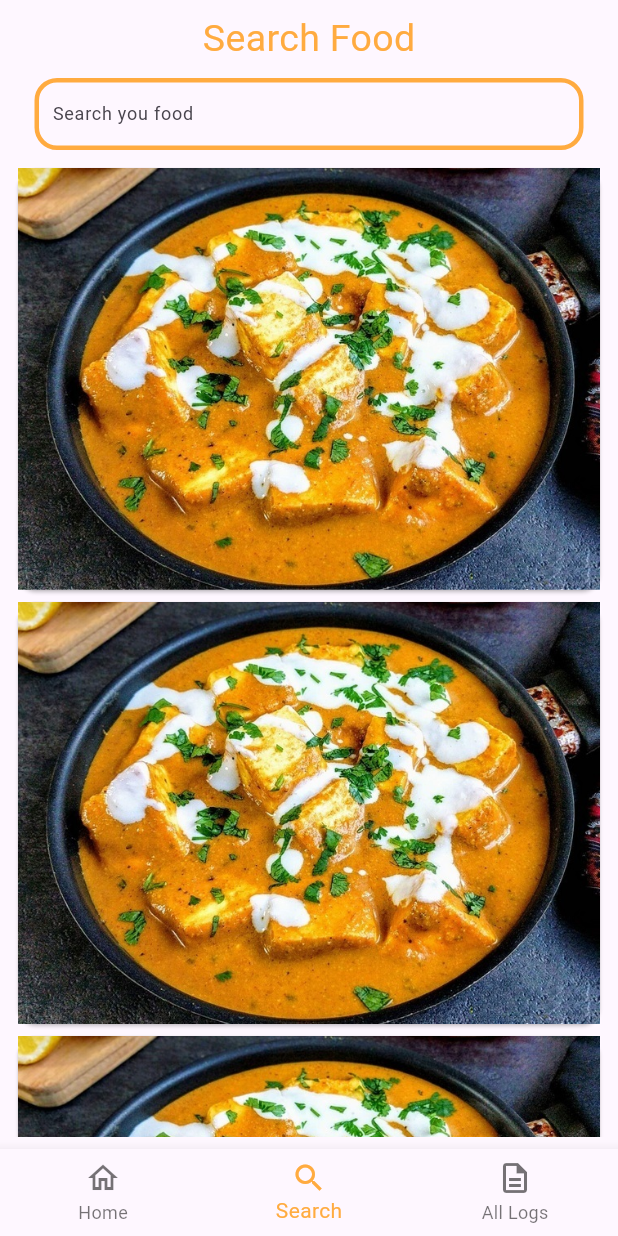
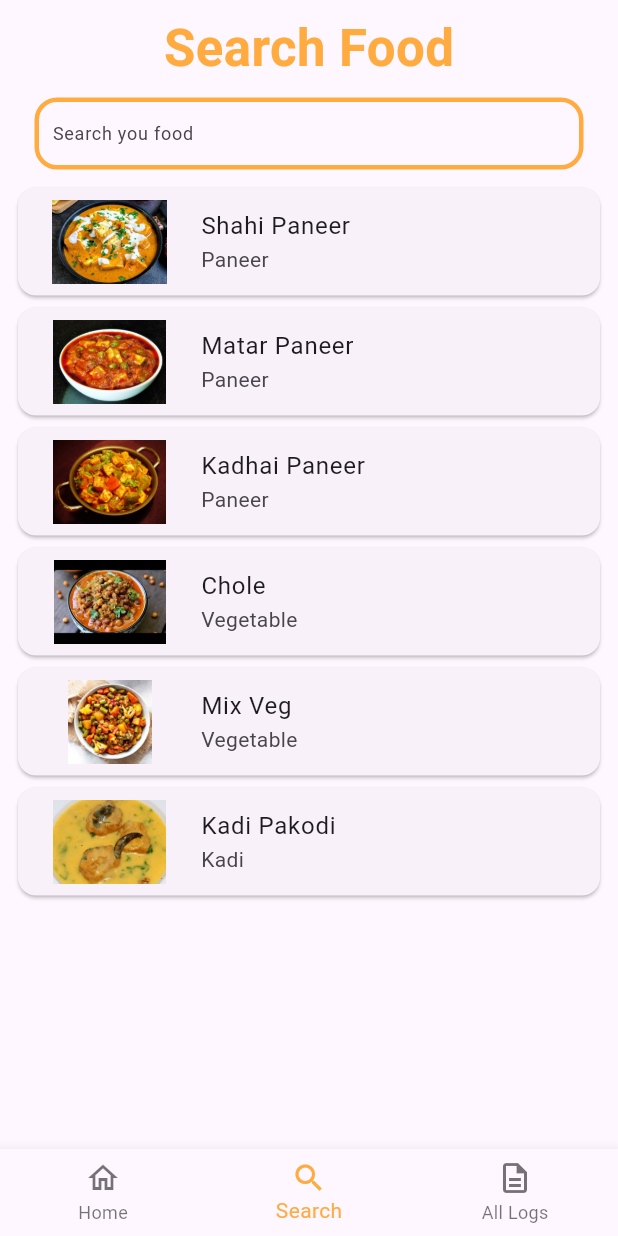
Before and after one commit to Tanujs1994/Calorie-app, a Flutter app: the screen it shows after launch, item 2 of the bottom bar chosen, on a phone screen of 412 x 824 dp. Run offline on Flutter 3.47's test engine with Material 2 defaults, Android fonts, the phone set to English and light mode, and no system bars.

Commit message:
craete TanujCalorieLogCard

```diff
--- a/lib/Searchfood.dart
+++ b/lib/Searchfood.dart
@@ -10,7 +10,8 @@ class TanujSearchFood extends StatelessWidget {
       padding: const EdgeInsets.all(8.0),
       child: Column(
         children: [
-          const Text('Search Food', style: TextStyle(fontSize: 25, color: Colors.orangeAccent),),
+          const Text('Search Food', style: TextStyle(fontSize: 34,
+            fontWeight: FontWeight.bold,color: Colors.orangeAccent),),
           Padding(
             padding: const EdgeInsets.symmetric(horizontal: 15,vertical: 8),
             child: TextField(
@@ -28,7 +29,7 @@ class TanujSearchFood extends StatelessWidget {
             ),
                   ),
           ),
-          TanujDishItem(),
+          TanujDishList(),
         ],
 
       ),
--- /dev/null
+++ b/lib/dishitem.dart
@@ -0,0 +1,19 @@
+import 'package:flutter/material.dart';
+
+class MyDishItemCard extends StatelessWidget {
+  final String imagePath;
+  final String cardTitle;
+  final String cardSubtitle;
+  const MyDishItemCard({super.key, required this.imagePath, required this.cardTitle, required this.cardSubtitle});
+
+  @override
+  Widget build(BuildContext context) {
+    return Card(
+            child: ListTile(
+              leading: Image.asset(imagePath, width:90,),
+              title: Text(cardTitle),
+              subtitle: Text('$cardSubtitle'),
+            ),
+          );
+  }
+}
--- a/lib/dishlist.dart
+++ b/lib/dishlist.dart
@@ -1,25 +1,101 @@
-// ignore_for_file: prefer_const_literals_to_create_immutables
+// ignore_for_file: prefer_const_literals_to_create_immutables, prefer_const_constructors
 
 import 'package:flutter/material.dart';
+import 'package:flutter_application_1/dishitem.dart';
 
-class TanujDishItem extends StatelessWidget {
-  const TanujDishItem({super.key});
+class TanujDishList extends StatelessWidget {
+  const TanujDishList({super.key});
 
   @override
   Widget build(BuildContext context) {
     return  Expanded(
       child: ListView(
-        scrollDirection: Axis.vertical,
         children: [
-           Card(
-            child: ClipRRect(child: Image.asset('assets/images/shahipaneer.jpg')),
-          ),
-           Card(
-            child: Image.asset('assets/images/shahipaneer.jpg'),
-          ),
-           Card(
-            child: Image.asset('assets/images/shahipaneer.jpg'),
-          )
+          const MyDishItemCard(imagePath: 'assets/images/shahipaneer.jpg' ,
+          cardTitle: 'Shahi Paneer',
+          cardSubtitle: 'Paneer'),
+
+          const MyDishItemCard(imagePath: 'assets/images/matarpaneer.jpg' ,
+          cardTitle: ('Matar Paneer'),
+          cardSubtitle: 'Paneer'),
+
+          MyDishItemCard(imagePath: 'assets/images/kadhaipaneer.jpg' ,
+          cardTitle: 'Kadhai Paneer',
+          cardSubtitle: 'Paneer'),
+
+          MyDishItemCard(imagePath: 'assets/images/chole.jpg' ,
+          cardTitle: 'Chole',
+          cardSubtitle: 'Vegetable'),
+
+          MyDishItemCard(imagePath: 'assets/images/mixveg.jpg' ,
+          cardTitle: 'Mix Veg',
+          cardSubtitle: 'Vegetable'),
+
+          MyDishItemCard(imagePath: 'assets/images/kadipakodi.jpg' ,
+          cardTitle: 'Kadi Pakodi',
+          cardSubtitle: 'Kadi'),
+
+          //  MyDishItemCard(imagePath: 'assets/images/shahipaneer.jpg' ,
+          // cardTitle: 'Shahi Paneer',
+          // cardSubtitle: 'Paneer'),
+
+          //  MyDishItemCard(imagePath: 'assets/images/shahipaneer.jpg' ,
+          // cardTitle: 'Shahi Paneer',
+          // cardSubtitle: 'Paneer'),
+
+          //  MyDishItemCard(imagePath: 'assets/images/shahipaneer.jpg' ,
+          // cardTitle: 'Shahi Paneer',
+          // cardSubtitle: 'Paneer'),
+
+          // Card(
+          //   child: ListTile(
+          //     leading: Image.asset('assets/images/mixveg.jpg'),
+          //     title: Text('Mix Veg'),
+          //     subtitle: Text('vegetable'),
+          //   ),
+          // ),
+          //  Card(
+          //   child: ListTile(
+          //     leading: Image.asset('assets/images/chole.jpg'),
+          //     title: Text('Chole'),
+          //     subtitle: Text('vegetable'),
+          //   ),
+          // ),
+          //   Card(
+          //   child: ListTile(
+          //     leading: Image.asset('assets/images/kadhaipaneer.jpg'),
+          //     title: Text('Kadhai Paneer'),
+          //     subtitle: Text('Paneer'),
+          //   ),
+          // ),
+          //   Card(
+          //   child: ListTile(
+          //     leading: Image.asset('assets/images/kadipakodi.jpg'),
+          //     title: Text('Kadi Pakodi'),
+          //     subtitle: Text('Kadi'),
+          //   ),
+          // ),
+          //   Card(
+          //   child: ListTile(
+          //     leading: Image.asset('assets/images/kheerarayta.jpg'),
+          //     title: Text('Kheera Rayta'),
+          //     subtitle: Text('Rayta'),
+          //   ),
+          // ),
+          //   Card(
+          //   child: ListTile(
+          //     leading: Image.asset('assets/images/planechawal.jpg'),
+          //     title: Text('Plane Chawal'),
+          //     subtitle: Text('Chawal'),
+          //   ),
+          // ),
+          // Card(
+          //   child: ListTile(
+          //     leading: Image.asset('assets/images/rajma.jpg'),
+          //     title: Text('Rajma'),
+          //     subtitle: Text('Sabji'),
+          //   ),
+          // ),
         ],
       ),
     );
```
Also changed, not shown: lib/Alllogs.dart (+25 -1 lines), lib/cardwidget.dart (deleted, +0 -55 lines), lib/grid.dart (deleted, +0 -98 lines), lib/record.dart (added, +62 -0 lines), lib/stack.dart (deleted, +0 -71 lines), assets/images/chole.jpg (added), assets/images/kadhaipaneer.jpg (added), assets/images/kadipakodi.jpg (added), assets/images/kheerarayta.jpg (added), assets/images/matarpaneer.jpg (added), assets/images/mixveg.jpg (added), assets/images/planechawal.jpg (added), assets/images/rajma.jpg (added).
